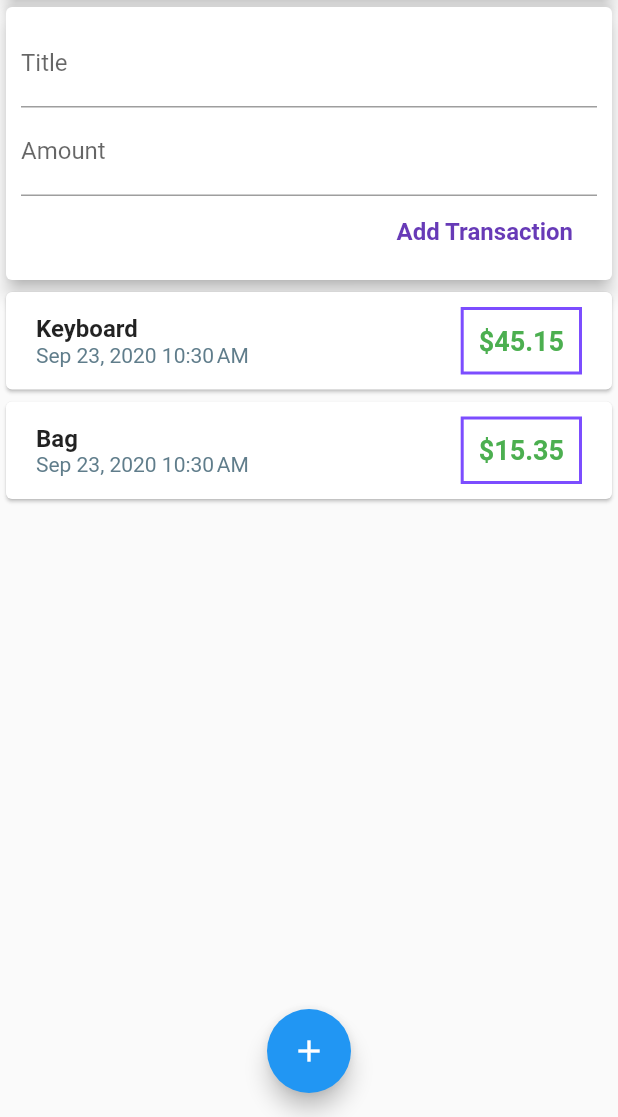
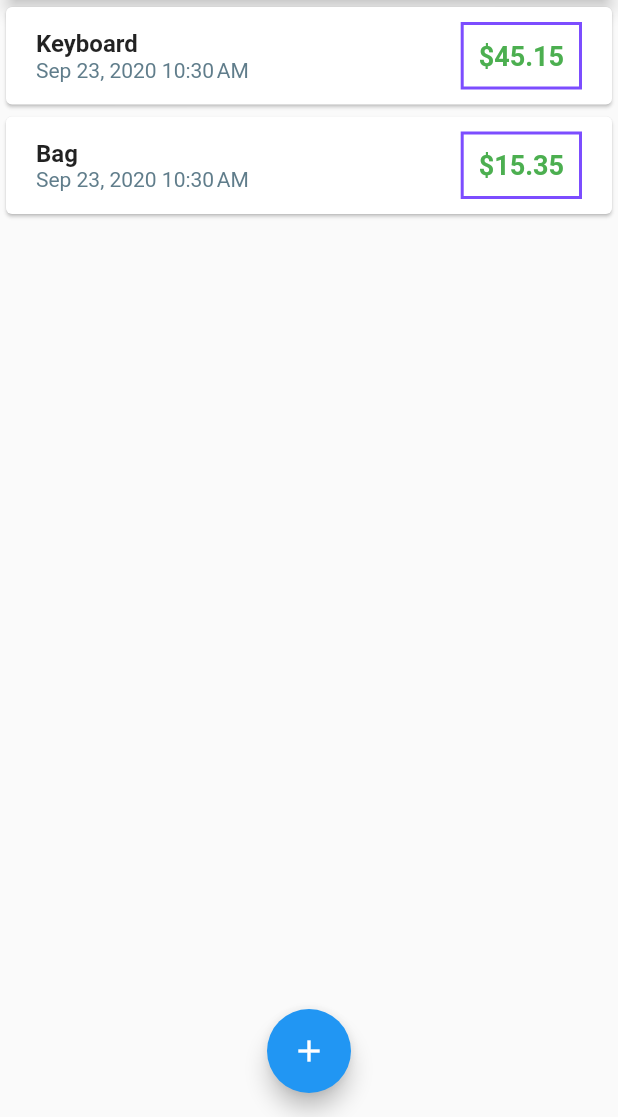
Before and after one commit to rdtank/expense_planner, a Flutter app: the screen it shows after launch, on a phone screen of 412 x 824 dp, the part 119-1236 px from its top. Run offline on Flutter 3.47's test engine with Material 2 defaults, Android fonts, the phone set to English and light mode, and no system bars.

Commit message:
first commit

```diff
--- a/lib/Widget/manage_transaction.dart
+++ /dev/null
@@ -1,49 +0,0 @@
-import 'package:flutter/material.dart';
-
-import './new_transaction.dart';
-import './transaction_list.dart';
-import '../Models/transaction.dart';
-
-class ManageTransaction extends StatefulWidget {
-  @override
-  _ManageTransactionState createState() => _ManageTransactionState();
-}
-
-class _ManageTransactionState extends State<ManageTransaction> {
-  final List<Transaction> _userTransactions = [
-    Transaction(
-      id: 't1',
-      title: 'Keyboard',
-      amount: 45.15,
-      date: DateTime.now(),
-    ),
-    Transaction(
-      id: 't2',
-      title: 'Bag',
-      amount: 15.35,
-      date: DateTime.now(),
-    ),
-  ];
-
-  void _addTx(String txTitle, double txAmount) {
-    final newTx = Transaction(
-      id: DateTime.now().toString(),
-      title: txTitle,
-      amount: txAmount,
-      date: DateTime.now(),
-    );
-    setState(() {
-      _userTransactions.add(newTx);
-    });
-  }
-
-  @override
-  Widget build(BuildContext context) {
-    return Column(
-      children: [
-        NewTransaction(_addTx),
-        TransactionList(_userTransactions),
-      ],
-    );
-  }
-}
--- a/lib/main.dart
+++ b/lib/main.dart
@@ -1,6 +1,8 @@
 import 'package:flutter/material.dart';
 
-import './Widget/manage_transaction.dart';
+import './Widget/new_transaction.dart';
+import './Widget/transaction_list.dart';
+import './Models/transaction.dart';
 
 void main() => runApp(MyApp());
 
@@ -15,7 +17,52 @@ class MyApp extends StatelessWidget {
   }
 }
 
-class MyHomePage extends StatelessWidget {
+class MyHomePage extends StatefulWidget {
+  @override
+  _MyHomePageState createState() => _MyHomePageState();
+}
+
+class _MyHomePageState extends State<MyHomePage> {
+  final List<Transaction> _userTransactions = [
+    Transaction(
+      id: 't1',
+      title: 'Keyboard',
+      amount: 45.15,
+      date: DateTime.now(),
+    ),
+    Transaction(
+      id: 't2',
+      title: 'Bag',
+      amount: 15.35,
+      date: DateTime.now(),
+    ),
+  ];
+
+  void _addTx(String txTitle, double txAmount) {
+    final newTx = Transaction(
+      id: DateTime.now().toString(),
+      title: txTitle,
+      amount: txAmount,
+      date: DateTime.now(),
+    );
+    setState(() {
+      _userTransactions.add(newTx);
+    });
+  }
+
+  void _startNewTransaction(BuildContext ctx) {
+    showModalBottomSheet(
+      context: ctx,
+      builder: (_) {
+        return GestureDetector(
+          child: NewTransaction(_addTx),
+          onTap: () {},
+          behavior: HitTestBehavior.opaque,
+        );
+      },
+    );
+  }
+
   @override
   Widget build(BuildContext context) {
     return Scaffold(
@@ -28,7 +75,7 @@ class MyHomePage extends StatelessWidget {
         actions: [
           IconButton(
             icon: Icon(Icons.add),
-            onPressed: () {},
+            onPressed: () => _startNewTransaction(context),
           )
         ],
       ),
@@ -43,14 +90,14 @@ class MyHomePage extends StatelessWidget {
                 elevation: 5.0,
               ),
             ),
-            ManageTransaction(),
+            TransactionList(_userTransactions),
           ],
         ),
       ),
       floatingActionButtonLocation: FloatingActionButtonLocation.centerFloat,
       floatingActionButton: FloatingActionButton(
         child: Icon(Icons.add),
-        onPressed: () {},
+        onPressed: () => _startNewTransaction(context),
       ),
     );
   }
```
